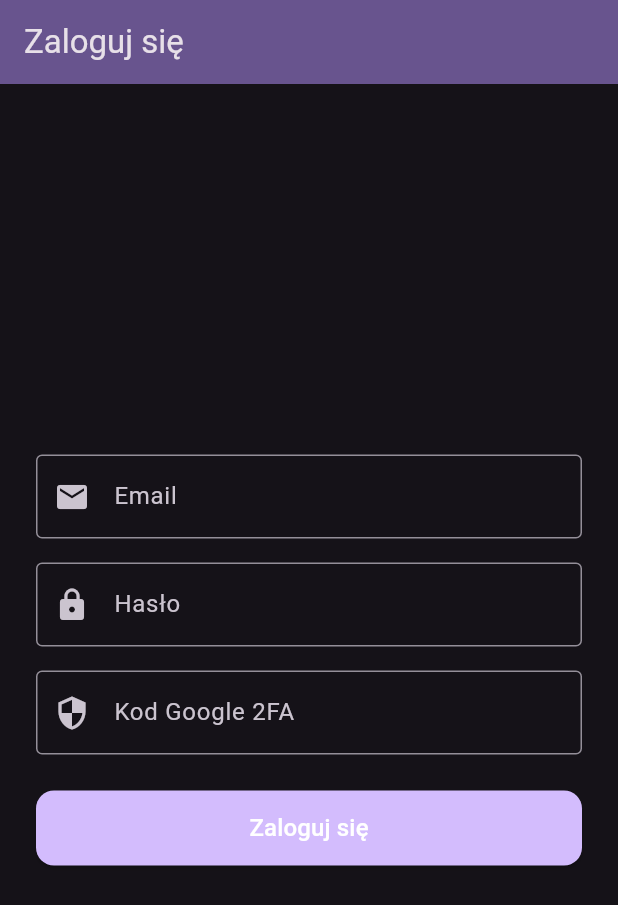
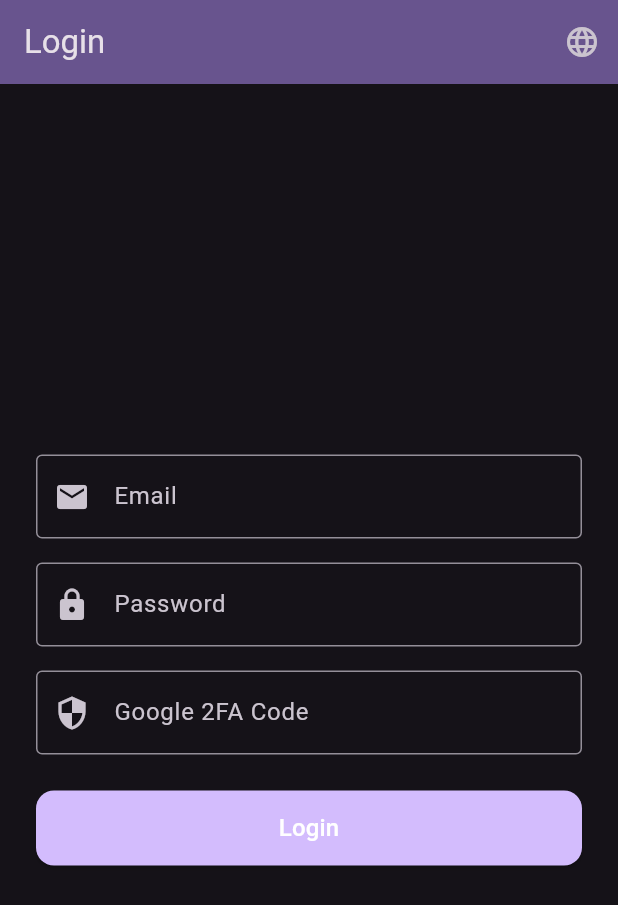
Before and after one commit to GerardHagel/MagazineManager, a Flutter app: the screen it shows after launch, on a phone screen of 412 x 824 dp. Shown: the top 905 px of the screen. Run offline on Flutter 3.47's test engine with Material 3 defaults, Android fonts, the light colour scheme and no system bars.

Commit message:
Added Polish and English language options

````diff
--- /dev/null
+++ b/magazine_manager/lib/l10n/app_localizations.dart
@@ -0,0 +1,267 @@
+import 'dart:async';
+
+import 'package:flutter/foundation.dart';
+import 'package:flutter/widgets.dart';
+import 'package:flutter_localizations/flutter_localizations.dart';
+import 'package:intl/intl.dart' as intl;
+
+import 'app_localizations_en.dart';
+import 'app_localizations_pl.dart';
+
+// ignore_for_file: type=lint
+
+/// Callers can lookup localized strings with an instance of AppLocalizations
+/// returned by `AppLocalizations.of(context)`.
+///
+/// Applications need to include `AppLocalizations.delegate()` in their app's
+/// `localizationDelegates` list, and the locales they support in the app's
+/// `supportedLocales` list. For example:
+///
+/// ```dart
+/// import 'l10n/app_localizations.dart';
+///
+/// return MaterialApp(
+///   localizationsDelegates: AppLocalizations.localizationsDelegates,
+///   supportedLocales: AppLocalizations.supportedLocales,
+///   home: MyApplicationHome(),
+/// );
+/// ```
+///
+/// ## Update pubspec.yaml
+///
+/// Please make sure to update your pubspec.yaml to include the following
+/// packages:
+///
+/// ```yaml
+/// dependencies:
+///   # Internationalization support.
+///   flutter_localizations:
+///     sdk: flutter
+///   intl: any # Use the pinned version from flutter_localizations
+///
+///   # Rest of dependencies
+/// ```
+///
+/// ## iOS Applications
+///
+/// iOS applications define key application metadata, including supported
+/// locales, in an Info.plist file that is built into the application bundle.
+/// To configure the locales supported by your app, you’ll need to edit this
+/// file.
+///
+/// First, open your project’s ios/Runner.xcworkspace Xcode workspace file.
+/// Then, in the Project Navigator, open the Info.plist file under the Runner
+/// project’s Runner folder.
+///
+/// Next, select the Information Property List item, select Add Item from the
+/// Editor menu, then select Localizations from the pop-up menu.
+///
+/// Select and expand the newly-created Localizations item then, for each
+/// locale your application supports, add a new item and select the locale
+/// you wish to add from the pop-up menu in the Value field. This list should
+/// be consistent with the languages listed in the AppLocalizations.supportedLocales
+/// property.
+abstract class AppLocalizations {
+  AppLocalizations(String locale) : localeName = intl.Intl.canonicalizedLocale(locale.toString());
+
+  final String localeName;
+
+  static AppLocalizations? of(BuildContext context) {
+    return Localizations.of<AppLocalizations>(context, AppLocalizations);
+  }
+
+  static const LocalizationsDelegate<AppLocalizations> delegate = _AppLocalizationsDelegate();
+
+  /// A list of this localizations delegate along with the default localizations
+  /// delegates.
+  ///
+  /// Returns a list of localizations delegates containing this delegate along with
+  /// GlobalMaterialLocalizations.delegate, GlobalCupertinoLocalizations.delegate,
+  /// and GlobalWidgetsLocalizations.delegate.
+  ///
+  /// Additional delegates can be added by appending to this list in
+  /// MaterialApp. This list does not have to be used at all if a custom list
+  /// of delegates is preferred or required.
+  static const List<LocalizationsDelegate<dynamic>> localizationsDelegates = <LocalizationsDelegate<dynamic>>[
+    delegate,
+    GlobalMaterialLocalizations.delegate,
+    GlobalCupertinoLocalizations.delegate,
+    GlobalWidgetsLocalizations.delegate,
+  ];
+
+  /// A list of this localizations delegate's supported locales.
+  static const List<Locale> supportedLocales = <Locale>[
+    Locale('en'),
+    Locale('pl')
+  ];
+
+  /// No description provided for @login.
+  ///
+  /// In en, this message translates to:
+  /// **'Login'**
+  String get login;
+
+  /// No description provided for @loggedIn.
+  ///
+  /// In en, this message translates to:
+  /// **'Logged In'**
+  String get loggedIn;
+
+  /// No description provided for @email.
+  ///
+  /// In en, this message translates to:
+  /// **'Email'**
+  String get email;
+
+  /// No description provided for @password.
+  ///
+  /// In en, this message translates to:
+  /// **'Password'**
+  String get password;
+
+  /// No description provided for @google2fa.
+  ///
+  /// In en, this message translates to:
+  /// **'Google 2FA Code'**
+  String get google2fa;
+
+  /// No description provided for @submit.
+  ///
+  /// In en, this message translates to:
+  /// **'Submit'**
+  String get submit;
+
+  /// No description provided for @itemList.
+  ///
+  /// In en, this message translates to:
+  /// **'Item List'**
+  String get itemList;
+
+  /// No description provided for @logout.
+  ///
+  /// In en, this message translates to:
+  /// **'Logout'**
+  String get logout;
+
+  /// No description provided for @loggedOut.
+  ///
+  /// In en, this message translates to:
+  /// **'Logged Out'**
+  String get loggedOut;
+
+  /// No description provided for @addItem.
+  ///
+  /// In en, this message translates to:
+  /// **'Add Item to Stock'**
+  String get addItem;
+
+  /// No description provided for @details.
+  ///
+  /// In en, this message translates to:
+  /// **'Details'**
+  String get details;
+
+  /// No description provided for @location.
+  ///
+  /// In en, this message translates to:
+  /// **'Location'**
+  String get location;
+
+  /// No description provided for @setLocation.
+  ///
+  /// In en, this message translates to:
+  /// **'Set location'**
+  String get setLocation;
+
+  /// No description provided for @amount.
+  ///
+  /// In en, this message translates to:
+  /// **'Amount'**
+  String get amount;
+
+  /// No description provided for @setAmount.
+  ///
+  /// In en, this message translates to:
+  /// **'Set amount'**
+  String get setAmount;
+
+  /// No description provided for @date.
+  ///
+  /// In en, this message translates to:
+  /// **'Date'**
+  String get date;
+
+  /// No description provided for @active.
+  ///
+  /// In en, this message translates to:
+  /// **'Active'**
+  String get active;
+
+  /// No description provided for @confirm.
+  ///
+  /// In en, this message translates to:
+  /// **'Confirm'**
+  String get confirm;
+
+  /// No description provided for @yes.
+  ///
+  /// In en, this message translates to:
+  /// **'Yes'**
+  String get yes;
+
+  /// No description provided for @no.
+  ///
+  /// In en, this message translates to:
+  /// **'No'**
+  String get no;
+
+  /// No description provided for @itemListTitle.
+  ///
+  /// In en, this message translates to:
+  /// **'Item list'**
+  String get itemListTitle;
+
+  /// No description provided for @logoutTooltip.
+  ///
+  /// In en, this message translates to:
+  /// **'Logout'**
+  String get logoutTooltip;
+
+  /// No description provided for @errorFetchingItems.
+  ///
+  /// In en, this message translates to:
+  /// **'Unable to download data'**
+  String get errorFetchingItems;
+}
+
+class _AppLocalizationsDelegate extends LocalizationsDelegate<AppLocalizations> {
+  const _AppLocalizationsDelegate();
+
+  @override
+  Future<AppLocalizations> load(Locale locale) {
+    return SynchronousFuture<AppLocalizations>(lookupAppLocalizations(locale));
+  }
+
+  @override
+  bool isSupported(Locale locale) => <String>['en', 'pl'].contains(locale.languageCode);
+
+  @override
+  bool shouldReload(_AppLocalizationsDelegate old) => false;
+}
+
+AppLocalizations lookupAppLocalizations(Locale locale) {
+
+
+  // Lookup logic when only language code is specified.
+  switch (locale.languageCode) {
+    case 'en': return AppLocalizationsEn();
+    case 'pl': return AppLocalizationsPl();
+  }
+
+  throw FlutterError(
+    'AppLocalizations.delegate failed to load unsupported locale "$locale". This is likely '
+    'an issue with the localizations generation tool. Please file an issue '
+    'on GitHub with a reproducible sample app and the gen-l10n configuration '
+    'that was used.'
+  );
+}
--- a/magazine_manager/lib/main.dart
+++ b/magazine_manager/lib/main.dart
@@ -2,13 +2,34 @@ import 'package:flutter/material.dart';
 import 'package:http/http.dart' as http;
 import 'dart:convert';
 import 'package:magazine_manager/item_list_view.dart';
+import 'l10n/app_localizations.dart';
 
 void main() {
   runApp(const MyApp());
 }
 
-class MyApp extends StatelessWidget {
-  const MyApp({super.key});
+class MyApp extends StatefulWidget {
+  final Locale? initialLocale;
+  const MyApp({super.key, this.initialLocale});
+
+  @override
+  State<MyApp> createState() => _MyAppState();
+}
+
+class _MyAppState extends State<MyApp> {
+  Locale? _locale;
+
+  @override
+  void initState() {
+    super.initState();
+    _locale = widget.initialLocale;
+  }
+
+  void setLocale(Locale locale) {
+    setState(() {
+      _locale = locale;
+    });
+  }
 
   @override
   Widget build(BuildContext context) {
@@ -22,16 +43,27 @@ class MyApp extends StatelessWidget {
         ),
         useMaterial3: true,
       ),
-      home: const MyHomePage(title: 'Zaloguj się'),
+      locale: _locale,
+      localizationsDelegates: AppLocalizations.localizationsDelegates,
+      supportedLocales: AppLocalizations.supportedLocales,
+      home: MyHomePage(
+        title: AppLocalizations.of(context)?.login ?? 'Login',
+        onLocaleChange: setLocale,
+      ),
     );
   }
 }
 
 class MyHomePage extends StatefulWidget {
   final String title;
-  final String apiUrl = 'http://10.0.2.2:8080';
+  final String apiUrl = 'https://superb-luckily-sunbird.ngrok-free.app';
+  final Function(Locale) onLocaleChange;
 
-  const MyHomePage({super.key, required this.title});
+  const MyHomePage({
+    super.key,
+    required this.title,
+    required this.onLocaleChange,
+  });
 
   @override
   State<MyHomePage> createState() => _MyHomePageState();
@@ -73,9 +105,14 @@ class _MyHomePageState extends State<MyHomePage> {
         final data = jsonDecode(response.body);
         final token = data['access_token'];
 
-        ScaffoldMessenger.of(
-          context,
-        ).showSnackBar(const SnackBar(content: Text('Zalogowano pomyślnie')));
+        ScaffoldMessenger.of(context).showSnackBar(
+          SnackBar(
+            content: Text(
+              AppLocalizations.of(context)?.loggedIn ??
+                  'Logged in successfully',
+            ),
+          ),
+        );
 
         Navigator.pushReplacement(
           context,
@@ -88,7 +125,11 @@ class _MyHomePageState extends State<MyHomePage> {
         final body = jsonDecode(response.body);
         ScaffoldMessenger.of(context).showSnackBar(
           SnackBar(
-            content: Text(body['message'] ?? 'Nieprawidłowe dane logowania'),
+            content: Text(
+              body['message'] ??
+                  AppLocalizations.of(context)?.login ??
+                  'Invalid login data',
+            ),
           ),
         );
       }
@@ -98,17 +139,31 @@ class _MyHomePageState extends State<MyHomePage> {
       });
       ScaffoldMessenger.of(
         context,
-      ).showSnackBar(SnackBar(content: Text('Błąd sieci: $e')));
+      ).showSnackBar(SnackBar(content: Text('Network error: $e')));
       print('$e');
     }
   }
 
   @override
   Widget build(BuildContext context) {
+    final loc = AppLocalizations.of(context)!;
+
     return Scaffold(
       appBar: AppBar(
-        title: Text(widget.title),
+        title: Text(loc.login),
         backgroundColor: Theme.of(context).colorScheme.inversePrimary,
+        actions: [
+          PopupMenuButton<Locale>(
+            icon: const Icon(Icons.language),
+            onSelected: (Locale locale) {
+              widget.onLocaleChange(locale);
+            },
+            itemBuilder: (BuildContext context) => <PopupMenuEntry<Locale>>[
+              PopupMenuItem(value: Locale('en'), child: Text('English')),
+              PopupMenuItem(value: Locale('pl'), child: Text('Polski')),
+            ],
+          ),
+        ],
       ),
       body: Padding(
         padding: const EdgeInsets.all(24.0),
@@ -119,39 +174,39 @@ class _MyHomePageState extends State<MyHomePage> {
             children: [
               TextFormField(
                 controller: emailController,
-                decoration: const InputDecoration(
-                  labelText: 'Email',
-                  border: OutlineInputBorder(),
-                  prefixIcon: Icon(Icons.email),
+                decoration: InputDecoration(
+                  labelText: loc.email,
+                  border: const OutlineInputBorder(),
+                  prefixIcon: const Icon(Icons.email),
                 ),
                 validator: (value) =>
-                    value == null || value.isEmpty ? 'Podaj email' : null,
+                    value == null || value.isEmpty ? loc.email : null,
               ),
               const SizedBox(height: 16),
               TextFormField(
                 controller: passwordController,
                 obscureText: true,
-                decoration: const InputDecoration(
-                  labelText: 'Hasło',
-                  border: OutlineInputBorder(),
-                  prefixIcon: Icon(Icons.lock),
+                decoration: InputDecoration(
+                  labelText: loc.password,
+                  border: const OutlineInputBorder(),
+                  prefixIcon: const Icon(Icons.lock),
                 ),
                 validator: (value) =>
-                    value == null || value.isEmpty ? 'Podaj hasło' : null,
+                    value == null || value.isEmpty ? loc.password : null,
               ),
               const SizedBox(height: 16),
               TextFormField(
                 controller: twoFaController,
                 keyboardType: TextInputType.number,
-                decoration: const InputDecoration(
-                  labelText: 'Kod Google 2FA',
-                  border: OutlineInputBorder(),
-                  prefixIcon: Icon(Icons.security),
+                decoration: InputDecoration(
+                  labelText: loc.google2fa,
+                  border: const OutlineInputBorder(),
+                  prefixIcon: const Icon(Icons.security),
                 ),
                 validator: (value) {
-                  if (value == null || value.isEmpty) return 'Podaj kod 2FA';
+                  if (value == null || value.isEmpty) return loc.google2fa;
                   if (value.length != 6 || int.tryParse(value) == null) {
-                    return 'Kod musi mieć 6 cyfr';
+                    return 'Kod musi mieć 6 cyfr'; // Możesz też dodać tłumaczenie tego komunikatu
                   }
                   return null;
                 },
@@ -171,10 +226,7 @@ class _MyHomePageState extends State<MyHomePage> {
                   ),
                   child: isLoading
                       ? const CircularProgressIndicator(color: Colors.white)
-                      : const Text(
-                          'Zaloguj się',
-                          style: TextStyle(fontSize: 16),
-                        ),
+                      : Text(loc.login, style: const TextStyle(fontSize: 16)),
                 ),
               ),
             ],
````
Also changed, not shown: magazine_manager/lib/add_item_view.dart (+16 -13 lines), magazine_manager/lib/item_detail_view.dart (+7 -6 lines), magazine_manager/lib/item_list_view.dart (+24 -4 lines), magazine_manager/lib/l10n/app_en.arb (added, +26 -0 lines), magazine_manager/lib/l10n/app_localizations_en.dart (added, +79 -0 lines), magazine_manager/lib/l10n/app_localizations_pl.dart (added, +79 -0 lines), magazine_manager/lib/l10n/app_pl.arb (added, +26 -0 lines), magazine_manager/pubspec.yaml (+6 -2 lines), magazine_manager/pubspec.lock.
